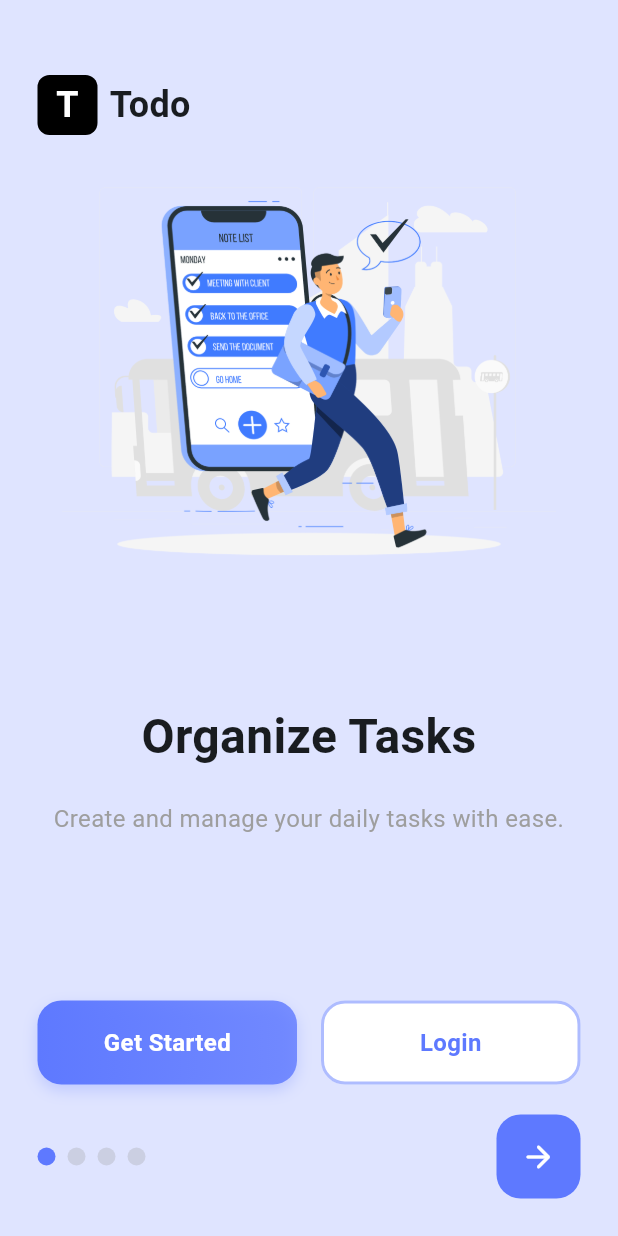
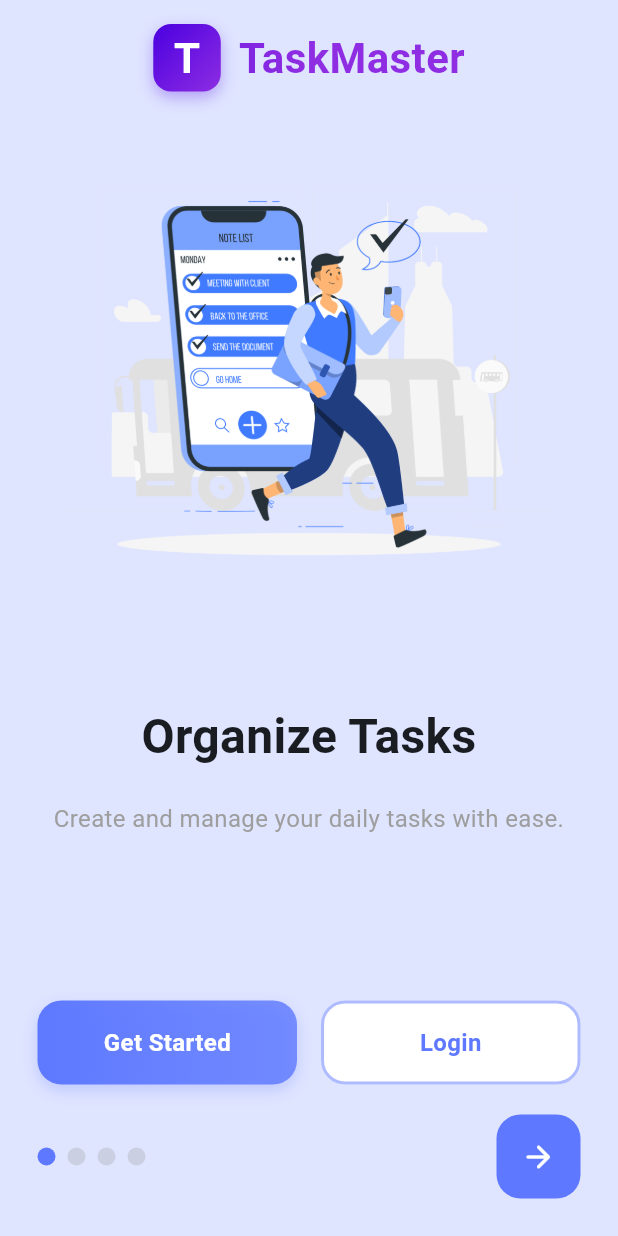
Before and after one commit to khayson/todo_app, a Flutter app: the screen it shows after launch, on a phone screen of 412 x 824 dp. Run offline on Flutter 3.47's test engine with Material 3 defaults, Android fonts, the phone set to English and light mode, and no system bars; our stand-ins replace cached_network_image, firebase_core, shared_preferences; accounts and stored records are empty.

Commit message:
Enhance app logo with gradient design and updated branding

```diff
--- a/lib/screens/widgets/app_logo.dart
+++ b/lib/screens/widgets/app_logo.dart
@@ -5,38 +5,57 @@ class AppLogo extends StatelessWidget {
 
   @override
   Widget build(BuildContext context) {
-    return Container(
-      margin: const EdgeInsets.only(top: 50, left: 25),
+    return SafeArea(
+      child: Container(
+        margin: const EdgeInsets.symmetric(horizontal: 25, vertical: 16),
         child: Row(
+          mainAxisAlignment: MainAxisAlignment.center, // Center the logo
           children: [
             Container(
-            width: 40,
-            height: 40,
+              width: 45,
+              height: 45,
               decoration: BoxDecoration(
-              borderRadius: BorderRadius.circular(8),
-              color: Colors.black,
+                gradient: const LinearGradient(
+                  colors: [Color(0xFF4A00E0), Color(0xFF8E2DE2)],
+                  begin: Alignment.topLeft,
+                  end: Alignment.bottomRight,
+                ),
+                borderRadius: BorderRadius.circular(12),
+                boxShadow: [
+                  BoxShadow(
+                    color: const Color(0xFF4A00E0).withOpacity(0.3),
+                    blurRadius: 8,
+                    offset: const Offset(0, 4),
+                  ),
+                ],
               ),
               child: const Center(
                 child: Text(
                   'T',
                   style: TextStyle(
                     color: Colors.white,
-                  fontSize: 24,
+                    fontSize: 28,
                     fontWeight: FontWeight.bold,
                   ),
                 ),
               ),
             ),
-          const SizedBox(width: 8),
-          const Text(
-            'Todo',
+            const SizedBox(width: 12),
+            Text(
+              'TaskMaster',
               style: TextStyle(
-              fontSize: 24,
+                fontSize: 28,
                 fontWeight: FontWeight.bold,
+                background: null,
+                foreground: Paint()
+                  ..shader = LinearGradient(
+                    colors: [Color(0xFF4A00E0), Color(0xFF8E2DE2)],
+                  ).createShader(Rect.fromLTWH(0.0, 0.0, 200.0, 70.0)),
               ),
             ),
           ],
         ),
+      ),
     );
   }
 }
```
Lines whose indentation alone changed are shown as unchanged.
